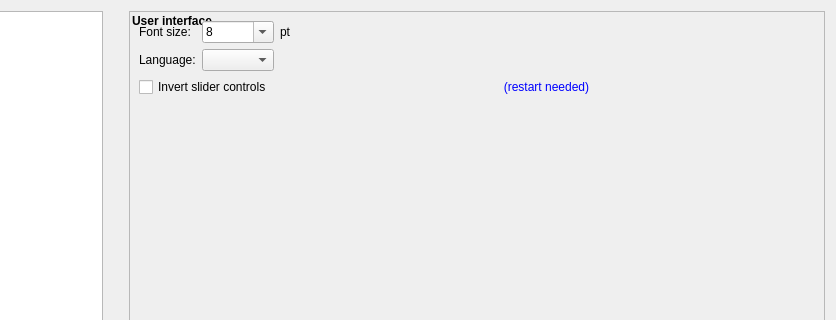
First picture: the form in src/candle/frmsettings.ui, repository Denvi/Candle, before the edit; both pictures show x 164 to 1000 and y 0 to 320 of the 1000 by 600 pixel window.
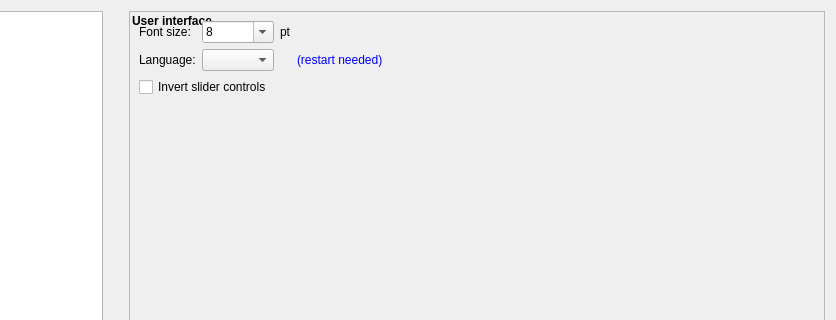
Second picture: the form after the edit. The open tabs and pages were chosen to show the change. Icons and pictures are not drawn. Custom widgets are drawn as their Qt base class.

Commit message:
Layouts replaced with settings profiles
Profile - is a set of all settings including:

- settings from 'Settings' window, including plugins
- each panel controls state
- main window layout

excluding global ones:

- language
- main window geometry
- settings window geometry
- 'Lock windows' flag
- 'Lock panels' flag

The edit to the form file:
```diff
--- a/src/candle/frmsettings.ui
+++ b/src/candle/frmsettings.ui
@@ -1581,10 +1581,20 @@
                     </property>
                    </widget>
                   </item>
+                  <item row="1" column="3">
+                   <widget class="QLabel" name="label_31">
+                    <property name="styleSheet">
+                     <string notr="true">color: blue;</string>
+                    </property>
+                    <property name="text">
+                     <string>(restart needed)</string>
+                    </property>
+                   </widget>
+                  </item>
                  </layout>
                 </item>
                 <item>
-                 <layout class="QHBoxLayout" name="horizontalLayout_6" stretch="0,1">
+                 <layout class="QHBoxLayout" name="horizontalLayout_6" stretch="0">
                   <item>
                    <widget class="QCheckBox" name="chkInvertedSliderControls">
                     <property name="text">
@@ -1592,19 +1602,6 @@
                     </property>
                    </widget>
                   </item>
-                  <item>
-                   <widget class="QLabel" name="label_31">
-                    <property name="styleSheet">
-                     <string notr="true">color: blue;</string>
-                    </property>
-                    <property name="text">
-                     <string>(restart needed)</string>
-                    </property>
-                    <property name="alignment">
-                     <set>Qt::AlignCenter</set>
-                    </property>
-                   </widget>
-                  </item>
                  </layout>
                 </item>
                </layout>
```
Left out of the diff: 2 changed lines with no effect on the pictures. The commit also changes 21 other files.
